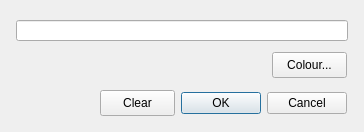
Old version of the form framework/widgets/QEStripChart/QEStripChartItemDialog.ui in the repository andrewrhyder/epicsqt.
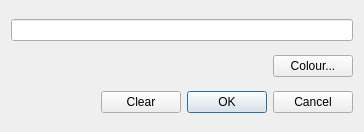
New version of the form.

Commit message: QEStripChartItem dialog. Add grid layout and spacers.

Patch:
```diff
--- a/framework/widgets/QEStripChart/QEStripChartItemDialog.ui
+++ b/framework/widgets/QEStripChart/QEStripChartItemDialog.ui
@@ -13,58 +13,62 @@
   <property name="windowTitle">
    <string>Strip Chart PV Setup</string>
   </property>
-  <widget class="QDialogButtonBox" name="buttonBox">
-   <property name="geometry">
-    <rect>
-     <x>176</x>
-     <y>90</y>
-     <width>171</width>
-     <height>26</height>
-    </rect>
-   </property>
-   <property name="standardButtons">
-    <set>QDialogButtonBox::Cancel|QDialogButtonBox::Ok</set>
-   </property>
-  </widget>
-  <widget class="QPushButton" name="clearButton">
-   <property name="geometry">
-    <rect>
-     <x>100</x>
-     <y>90</y>
-     <width>75</width>
-     <height>26</height>
-    </rect>
-   </property>
-   <property name="text">
-    <string>Clear</string>
-   </property>
-  </widget>
-  <widget class="QLineEdit" name="pvNameEdit">
-   <property name="geometry">
-    <rect>
-     <x>16</x>
-     <y>20</y>
-     <width>332</width>
-     <height>21</height>
-    </rect>
-   </property>
-   <property name="text">
-    <string/>
-   </property>
-  </widget>
-  <widget class="QPushButton" name="colourButton">
-   <property name="geometry">
-    <rect>
-     <x>272</x>
-     <y>52</y>
-     <width>75</width>
-     <height>26</height>
-    </rect>
-   </property>
-   <property name="text">
-    <string>Colour...</string>
-   </property>
-  </widget>
+  <layout class="QGridLayout" name="gridLayout">
+   <item row="0" column="0" colspan="4">
+    <widget class="QLineEdit" name="pvNameEdit">
+     <property name="text">
+      <string/>
+     </property>
+    </widget>
+   </item>
+   <item row="1" column="0" colspan="3">
+    <spacer name="horizontalSpacer">
+     <property name="orientation">
+      <enum>Qt::Horizontal</enum>
+     </property>
+     <property name="sizeHint" stdset="0">
+      <size>
+       <width>258</width>
+       <height>20</height>
+      </size>
+     </property>
+    </spacer>
+   </item>
+   <item row="1" column="3">
+    <widget class="QPushButton" name="colourButton">
+     <property name="text">
+      <string>Colour...</string>
+     </property>
+    </widget>
+   </item>
+   <item row="2" column="0">
+    <spacer name="horizontalSpacer_2">
+     <property name="orientation">
+      <enum>Qt::Horizontal</enum>
+     </property>
+     <property name="sizeHint" stdset="0">
+      <size>
+       <width>87</width>
+       <height>20</height>
+      </size>
+     </property>
+    </spacer>
+   </item>
+   <item row="2" column="1">
+    <widget class="QPushButton" name="clearButton">
+     <property name="text">
+      <string>Clear</string>
+     </property>
+    </widget>
+   </item>
+   <item row="2" column="2" colspan="2">
+    <widget class="QDialogButtonBox" name="buttonBox">
+     <property name="standardButtons">
+      <set>QDialogButtonBox::Cancel|QDialogButtonBox::Ok</set>
+     </property>
+    </widget>
+   </item>
+  </layout>
  </widget>
  <resources/>
  <connections/>
```
